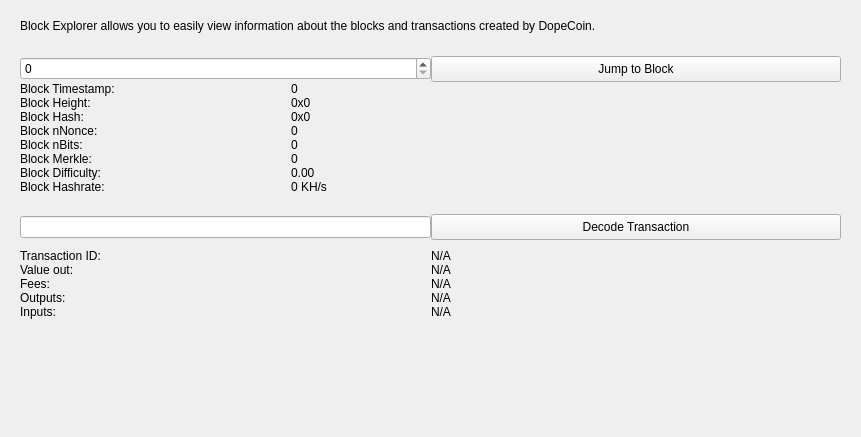
The window that src/qt/forms/blockbrowser.ui (dopecoin-dev/DopeCoinV3) describes before a commit, drawn with Qt 5.
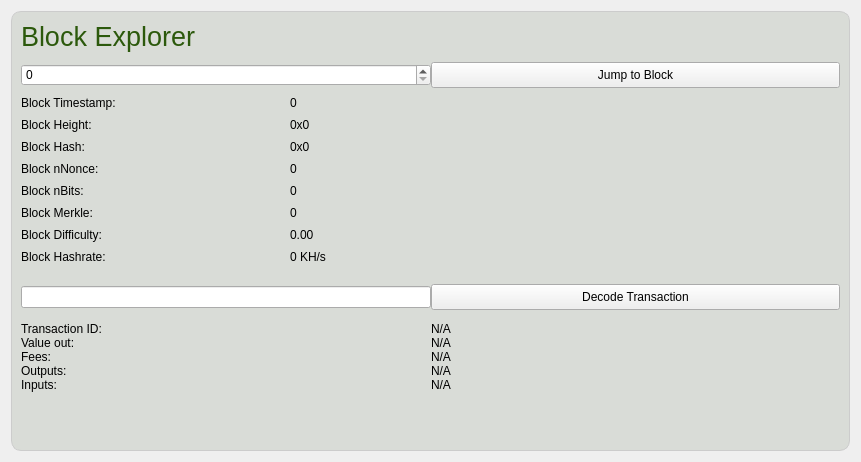
The same window after the commit.

Patch:
```diff
--- a/src/qt/forms/blockbrowser.ui
+++ b/src/qt/forms/blockbrowser.ui
@@ -13,7 +13,7 @@
     <x>0</x>
     <y>0</y>
     <width>861</width>
-    <height>437</height>
+    <height>447</height>
    </rect>
   </property>
   <property name="sizePolicy">
@@ -30,53 +30,281 @@
   </property>
   <layout class="QGridLayout" name="gridLayout">
    <item row="0" column="0">
-    <widget class="QWidget" name="blockHeaderContainer" native="true">
-     <layout class="QHBoxLayout" name="horizontalLayout_4">
-      <property name="spacing">
-       <number>7</number>
-      </property>
-      <property name="topMargin">
-       <number>5</number>
-      </property>
-      <property name="bottomMargin">
-       <number>5</number>
-      </property>
-      <item>
-       <widget class="QLabel" name="blockHeader">
-        <property name="text">
-         <string>Block Explorer allows you to easily view information about the blocks and transactions created by DopeCoin.</string>
-        </property>
-       </widget>
-      </item>
-      <item>
-       <spacer name="horizontalSpacer_2">
-        <property name="orientation">
-         <enum>Qt::Horizontal</enum>
-        </property>
-        <property name="sizeHint" stdset="0">
-         <size>
-          <width>40</width>
-          <height>20</height>
-         </size>
-        </property>
-       </spacer>
-      </item>
-     </layout>
-    </widget>
-   </item>
-   <item row="1" column="0">
-    <widget class="QWidget" name="blockContainer" native="true">
+    <widget class="QFrame" name="blockContainer">
+     <property name="sizePolicy">
+      <sizepolicy hsizetype="Preferred" vsizetype="Minimum">
+       <horstretch>0</horstretch>
+       <verstretch>0</verstretch>
+      </sizepolicy>
+     </property>
+     <property name="styleSheet">
+      <string notr="true">QFrame { border-radius:10px;background-color:#d9dcd7; border: 1px solid #ccc; }</string>
+     </property>
      <layout class="QGridLayout" name="gridLayout_6">
       <property name="spacing">
        <number>0</number>
       </property>
-      <item row="1" column="0" colspan="2">
+      <item row="3" column="1">
+       <widget class="QPushButton" name="blockButton">
+        <property name="sizePolicy">
+         <sizepolicy hsizetype="Minimum" vsizetype="Minimum">
+          <horstretch>0</horstretch>
+          <verstretch>0</verstretch>
+         </sizepolicy>
+        </property>
+        <property name="minimumSize">
+         <size>
+          <width>0</width>
+          <height>26</height>
+         </size>
+        </property>
+        <property name="text">
+         <string>Jump to Block</string>
+        </property>
+       </widget>
+      </item>
+      <item row="6" column="0">
+       <widget class="QLineEdit" name="txBox">
+        <property name="sizePolicy">
+         <sizepolicy hsizetype="Preferred" vsizetype="Fixed">
+          <horstretch>0</horstretch>
+          <verstretch>0</verstretch>
+         </sizepolicy>
+        </property>
+        <property name="minimumSize">
+         <size>
+          <width>131</width>
+          <height>0</height>
+         </size>
+        </property>
+        <property name="inputMask">
+         <string comment="Transaction ID" extracomment="Transaction ID"/>
+        </property>
+        <property name="placeholderText">
+         <string comment="Transaction ID" extracomment="Transaction ID"/>
+        </property>
+       </widget>
+      </item>
+      <item row="3" column="0">
+       <widget class="QSpinBox" name="heightBox">
+        <property name="sizePolicy">
+         <sizepolicy hsizetype="Minimum" vsizetype="Fixed">
+          <horstretch>0</horstretch>
+          <verstretch>0</verstretch>
+         </sizepolicy>
+        </property>
+        <property name="minimumSize">
+         <size>
+          <width>131</width>
+          <height>0</height>
+         </size>
+        </property>
+        <property name="maximum">
+         <number>99999999</number>
+        </property>
+       </widget>
+      </item>
+      <item row="5" column="0">
+       <spacer name="verticalSpacer">
+        <property name="orientation">
+         <enum>Qt::Vertical</enum>
+        </property>
+        <property name="sizeType">
+         <enum>QSizePolicy::Fixed</enum>
+        </property>
+        <property name="sizeHint" stdset="0">
+         <size>
+          <width>20</width>
+          <height>20</height>
+         </size>
+        </property>
+       </spacer>
+      </item>
+      <item row="8" column="0">
+       <spacer name="verticalSpacer_2">
+        <property name="orientation">
+         <enum>Qt::Vertical</enum>
+        </property>
+        <property name="sizeHint" stdset="0">
+         <size>
+          <width>20</width>
+          <height>40</height>
+         </size>
+        </property>
+       </spacer>
+      </item>
+      <item row="6" column="1">
+       <widget class="QPushButton" name="txButton">
+        <property name="sizePolicy">
+         <sizepolicy hsizetype="Minimum" vsizetype="Minimum">
+          <horstretch>0</horstretch>
+          <verstretch>0</verstretch>
+         </sizepolicy>
+        </property>
+        <property name="minimumSize">
+         <size>
+          <width>0</width>
+          <height>26</height>
+         </size>
+        </property>
+        <property name="text">
+         <string>Decode Transaction</string>
+        </property>
+       </widget>
+      </item>
+      <item row="7" column="0" colspan="2">
+       <layout class="QGridLayout" name="topgrid">
+        <property name="topMargin">
+         <number>12</number>
+        </property>
+        <property name="bottomMargin">
+         <number>9</number>
+        </property>
+        <item row="0" column="0">
+         <widget class="QLabel" name="txLabel">
+          <property name="styleSheet">
+           <string notr="true">QLabel { border: none;}</string>
+          </property>
+          <property name="text">
+           <string>Transaction ID:</string>
+          </property>
+         </widget>
+        </item>
+        <item row="0" column="1">
+         <widget class="QLabel" name="txID">
+          <property name="styleSheet">
+           <string notr="true">QLabel { border: none;}</string>
+          </property>
+          <property name="text">
+           <string>N/A</string>
+          </property>
+          <property name="textInteractionFlags">
+           <set>Qt::LinksAccessibleByMouse|Qt::TextSelectableByKeyboard|Qt::TextSelectableByMouse</set>
+          </property>
+         </widget>
+        </item>
+        <item row="1" column="0">
+         <widget class="QLabel" name="valueLabel">
+          <property name="styleSheet">
+           <string notr="true">QLabel { border: none;}</string>
+          </property>
+          <property name="text">
+           <string>Value out:</string>
+          </property>
+         </widget>
+        </item>
+        <item row="1" column="1">
+         <widget class="QLabel" name="valueBox">
+          <property name="styleSheet">
+           <string notr="true">QLabel { border: none;}</string>
+          </property>
+          <property name="text">
+           <string>N/A</string>
+          </property>
+          <property name="textInteractionFlags">
+           <set>Qt::LinksAccessibleByMouse|Qt::TextSelectableByKeyboard|Qt::TextSelectableByMouse</set>
+          </property>
+         </widget>
+        </item>
+        <item row="2" column="0">
+         <widget class="QLabel" name="feesLabel">
+          <property name="styleSheet">
+           <string notr="true">QLabel { border: none;}</string>
+          </property>
+          <property name="text">
+           <string>Fees:</string>
+          </property>
+         </widget>
+        </item>
+        <item row="4" column="1">
+         <widget class="QLabel" name="inputBox">
+          <property name="styleSheet">
+           <string notr="true">QLabel { border: none;}</string>
+          </property>
+          <property name="text">
+           <string>N/A</string>
+          </property>
+          <property name="alignment">
+           <set>Qt::AlignLeading|Qt::AlignLeft|Qt::AlignTop</set>
+          </property>
+          <property name="textInteractionFlags">
+           <set>Qt::LinksAccessibleByMouse|Qt::TextSelectableByKeyboard|Qt::TextSelectableByMouse</set>
+          </property>
+         </widget>
+        </item>
+        <item row="3" column="1">
+         <widget class="QLabel" name="outputBox">
+          <property name="styleSheet">
+           <string notr="true">QLabel { border: none;}</string>
+          </property>
+          <property name="text">
+           <string>N/A</string>
+          </property>
+          <property name="alignment">
+           <set>Qt::AlignLeading|Qt::AlignLeft|Qt::AlignTop</set>
+          </property>
+          <property name="textInteractionFlags">
+           <set>Qt::LinksAccessibleByMouse|Qt::TextSelectableByKeyboard|Qt::TextSelectableByMouse</set>
+          </property>
+         </widget>
+        </item>
+        <item row="4" column="0">
+         <widget class="QLabel" name="inputLabel">
+          <property name="styleSheet">
+           <string notr="true">QLabel { border: none;}</string>
+          </property>
+          <property name="text">
+           <string>Inputs:</string>
+          </property>
+          <property name="alignment">
+           <set>Qt::AlignLeading|Qt::AlignLeft|Qt::AlignTop</set>
+          </property>
+         </widget>
+        </item>
+        <item row="2" column="1">
+         <widget class="QLabel" name="feesBox">
+          <property name="styleSheet">
+           <string notr="true">QLabel { border: none;}</string>
+          </property>
+          <property name="lineWidth">
+           <number>0</number>
+          </property>
+          <property name="text">
+           <string>N/A</string>
+          </property>
+          <property name="textInteractionFlags">
+           <set>Qt::LinksAccessibleByMouse|Qt::TextSelectableByKeyboard|Qt::TextSelectableByMouse</set>
+          </property>
+         </widget>
+        </item>
+        <item row="3" column="0">
+         <widget class="QLabel" name="outputLabel">
+          <property name="styleSheet">
+           <string notr="true">QLabel { border: none;}</string>
+          </property>
+          <property name="text">
+           <string>Outputs:</string>
+          </property>
+          <property name="alignment">
+           <set>Qt::AlignLeading|Qt::AlignLeft|Qt::AlignTop</set>
+          </property>
+         </widget>
+        </item>
+       </layout>
+      </item>
+      <item row="4" column="0" colspan="2">
        <layout class="QGridLayout" name="bottomgrid">
         <property name="topMargin">
-         <number>0</number>
+         <number>8</number>
+        </property>
+        <property name="spacing">
+         <number>8</number>
         </property>
         <item row="0" column="0">
          <widget class="QLabel" name="timeLabel">
+          <property name="styleSheet">
+           <string notr="true">QLabel { border: none;}</string>
+          </property>
           <property name="text">
            <string>Block Timestamp:</string>
           </property>
@@ -90,6 +318,9 @@
             <height>0</height>
            </size>
           </property>
+          <property name="styleSheet">
+           <string notr="true">QLabel { border: none;}</string>
+          </property>
           <property name="text">
            <string>0</string>
           </property>
@@ -100,6 +331,9 @@
         </item>
         <item row="1" column="0">
          <widget class="QLabel" name="heightLabel_2">
+          <property name="styleSheet">
+           <string notr="true">QLabel { border: none;}</string>
+          </property>
           <property name="text">
            <string>Block Height:</string>
           </property>
@@ -122,6 +356,9 @@
             <height>0</height>
            </size>
           </property>
+          <property name="styleSheet">
+           <string notr="true">QLabel { border: none;}</string>
+          </property>
           <property name="text">
            <string>0x0</string>
           </property>
@@ -132,6 +369,9 @@
         </item>
         <item row="2" column="0">
          <widget class="QLabel" name="hashLabel">
+          <property name="styleSheet">
+           <string notr="true">QLabel { border: none;}</string>
+          </property>
           <property name="text">
            <string>Block Hash:</string>
           </property>
@@ -139,6 +379,9 @@
         </item>
         <item row="7" column="0">
          <widget class="QLabel" name="pawLabel">
+          <property name="styleSheet">
+           <string notr="true">QLabel { border: none;}</string>
+          </property>
           <property name="text">
            <string>Block Hashrate:</string>
           </property>
@@ -146,6 +389,9 @@
         </item>
         <item row="4" column="1">
          <widget class="QLabel" name="bitsBox">
+          <property name="styleSheet">
+           <string notr="true">QLabel { border: none;}</string>
+          </property>
           <property name="text">
            <string>0</string>
           </property>
@@ -156,6 +402,9 @@
         </item>
         <item row="7" column="1">
          <widget class="QLabel" name="pawBox">
+          <property name="styleSheet">
+           <string notr="true">QLabel { border: none;}</string>
+          </property>
           <property name="text">
            <string>0 KH/s</string>
           </property>
@@ -166,6 +415,9 @@
         </item>
         <item row="3" column="1">
          <widget class="QLabel" name="nonceBox">
+          <property name="styleSheet">
+           <string notr="true">QLabel { border: none;}</string>
+          </property>
           <property name="text">
            <string>0</string>
           </property>
@@ -176,6 +428,9 @@
         </item>
         <item row="5" column="1">
          <widget class="QLabel" name="timeBox">
+          <property name="styleSheet">
+           <string notr="true">QLabel { border: none;}</string>
+          </property>
           <property name="text">
            <string>0</string>
           </property>
@@ -186,6 +441,9 @@
         </item>
         <item row="5" column="0">
          <widget class="QLabel" name="merkleLabel">
+          <property name="styleSheet">
+           <string notr="true">QLabel { border: none;}</string>
+          </property>
           <property name="text">
            <string>Block Merkle:</string>
           </property>
@@ -193,6 +451,9 @@
         </item>
         <item row="6" column="0">
          <widget class="QLabel" name="hardLabel">
+          <property name="styleSheet">
+           <string notr="true">QLabel { border: none;}</string>
+          </property>
           <property name="text">
            <string>Block Difficulty:</string>
           </property>
@@ -200,6 +461,9 @@
         </item>
         <item row="3" column="0">
          <widget class="QLabel" name="nonceLabel">
+          <property name="styleSheet">
+           <string notr="true">QLabel { border: none;}</string>
+          </property>
           <property name="text">
            <string>Block nNonce:</string>
           </property>
@@ -213,6 +477,9 @@
             <height>0</height>
            </size>
           </property>
+          <property name="styleSheet">
+           <string notr="true">QLabel { border: none;}</string>
+          </property>
           <property name="text">
            <string>0x0</string>
           </property>
@@ -223,6 +490,9 @@
         </item>
         <item row="4" column="0">
          <widget class="QLabel" name="bitsLabel">
+          <property name="styleSheet">
+           <string notr="true">QLabel { border: none;}</string>
+          </property>
           <property name="text">
            <string>Block nBits:</string>
           </property>
@@ -230,6 +500,9 @@
         </item>
         <item row="6" column="1">
          <widget class="QLabel" name="hardBox">
+          <property name="styleSheet">
+           <string notr="true">QLabel { border: none;}</string>
+          </property>
           <property name="text">
            <string>0.00</string>
           </property>
@@ -240,216 +513,28 @@
         </item>
        </layout>
       </item>
-      <item row="0" column="1">
-       <widget class="QPushButton" name="blockButton">
-        <property name="sizePolicy">
-         <sizepolicy hsizetype="Minimum" vsizetype="Minimum">
-          <horstretch>0</horstretch>
-          <verstretch>0</verstretch>
-         </sizepolicy>
-        </property>
-        <property name="minimumSize">
-         <size>
-          <width>0</width>
-          <height>26</height>
-         </size>
-        </property>
-        <property name="text">
-         <string>Jump to Block</string>
-        </property>
-       </widget>
-      </item>
-      <item row="3" column="0">
-       <widget class="QLineEdit" name="txBox">
-        <property name="sizePolicy">
-         <sizepolicy hsizetype="Preferred" vsizetype="Fixed">
-          <horstretch>0</horstretch>
-          <verstretch>0</verstretch>
-         </sizepolicy>
-        </property>
-        <property name="minimumSize">
-         <size>
-          <width>131</width>
-          <height>0</height>
-         </size>
-        </property>
-        <property name="inputMask">
-         <string comment="Transaction ID" extracomment="Transaction ID"/>
-        </property>
-        <property name="placeholderText">
-         <string comment="Transaction ID" extracomment="Transaction ID"/>
-        </property>
-       </widget>
-      </item>
-      <item row="0" column="0">
-       <widget class="QSpinBox" name="heightBox">
-        <property name="sizePolicy">
-         <sizepolicy hsizetype="Minimum" vsizetype="Fixed">
-          <horstretch>0</horstretch>
-          <verstretch>0</verstretch>
-         </sizepolicy>
-        </property>
-        <property name="minimumSize">
-         <size>
-          <width>131</width>
-          <height>0</height>
-         </size>
-        </property>
-        <property name="maximum">
-         <number>99999999</number>
-        </property>
-       </widget>
-      </item>
-      <item row="3" column="1">
-       <widget class="QPushButton" name="txButton">
-        <property name="sizePolicy">
-         <sizepolicy hsizetype="Minimum" vsizetype="Minimum">
-          <horstretch>0</horstretch>
-          <verstretch>0</verstretch>
-         </sizepolicy>
-        </property>
-        <property name="minimumSize">
-         <size>
-          <width>0</width>
-          <height>26</height>
-         </size>
-        </property>
-        <property name="text">
-         <string>Decode Transaction</string>
-        </property>
-       </widget>
-      </item>
-      <item row="5" column="0">
-       <spacer name="verticalSpacer_2">
-        <property name="orientation">
-         <enum>Qt::Vertical</enum>
-        </property>
-        <property name="sizeHint" stdset="0">
-         <size>
-          <width>20</width>
-          <height>40</height>
-         </size>
-        </property>
-       </spacer>
-      </item>
       <item row="2" column="0">
-       <spacer name="verticalSpacer">
-        <property name="orientation">
-         <enum>Qt::Vertical</enum>
-        </property>
-        <property name="sizeType">
-         <enum>QSizePolicy::Fixed</enum>
-        </property>
-        <property name="sizeHint" stdset="0">
-         <size>
-          <width>20</width>
-          <height>20</height>
-         </size>
-        </property>
-       </spacer>
-      </item>
-      <item row="4" column="0" colspan="2">
-       <layout class="QGridLayout" name="topgrid">
+       <layout class="QHBoxLayout" name="horizontalLayout">
         <property name="topMargin">
-         <number>9</number>
+         <number>0</number>
         </property>
         <property name="bottomMargin">
-         <number>9</number>
+         <number>10</number>
         </property>
-        <item row="0" column="0">
-         <widget class="QLabel" name="txLabel">
-          <property name="text">
-           <string>Transaction ID:</string>
+        <item>
+         <widget class="QLabel" name="blockHeader">
+          <property name="font">
+           <font>
+            <pointsize>20</pointsize>
+            <weight>50</weight>
+            <bold>false</bold>
+           </font>
           </property>
-         </widget>
-        </item>
-        <item row="0" column="1">
-         <widget class="QLabel" name="txID">
-          <property name="text">
-           <string>N/A</string>
+          <property name="styleSheet">
+           <string notr="true">QLabel { color: #2C590C; border: none;}</string>
           </property>
-          <property name="textInteractionFlags">
-            <set>Qt::LinksAccessibleByMouse|Qt::TextSelectableByKeyboard|Qt::TextSelectableByMouse</set>
-          </property>
-         </widget>
-        </item>
-        <item row="1" column="0">
-         <widget class="QLabel" name="valueLabel">
           <property name="text">
-           <string>Value out:</string>
-          </property>
-         </widget>
-        </item>
-        <item row="1" column="1">
-         <widget class="QLabel" name="valueBox">
-          <property name="text">
-           <string>N/A</string>
-          </property>
-          <property name="textInteractionFlags">
-            <set>Qt::LinksAccessibleByMouse|Qt::TextSelectableByKeyboard|Qt::TextSelectableByMouse</set>
-          </property>
-         </widget>
-        </item>
-        <item row="2" column="0">
-         <widget class="QLabel" name="feesLabel">
-          <property name="text">
-           <string>Fees:</string>
-          </property>
-         </widget>
-        </item>
-        <item row="4" column="1">
-         <widget class="QLabel" name="inputBox">
-          <property name="text">
-           <string>N/A</string>
-          </property>
-          <property name="textInteractionFlags">
-            <set>Qt::LinksAccessibleByMouse|Qt::TextSelectableByKeyboard|Qt::TextSelectableByMouse</set>
-          </property>
-          <property name="alignment">
-           <set>Qt::AlignLeading|Qt::AlignLeft|Qt::AlignTop</set>
-          </property>
-         </widget>
-        </item>
-        <item row="3" column="1">
-         <widget class="QLabel" name="outputBox">
-          <property name="text">
-           <string>N/A</string>
-          </property>
-          <property name="alignment">
-           <set>Qt::AlignLeading|Qt::AlignLeft|Qt::AlignTop</set>
-          </property>
-          <property name="textInteractionFlags">
-            <set>Qt::LinksAccessibleByMouse|Qt::TextSelectableByKeyboard|Qt::TextSelectableByMouse</set>
-          </property>
-         </widget>
-        </item>
-        <item row="4" column="0">
-         <widget class="QLabel" name="inputLabel">
-          <property name="text">
-           <string>Inputs:</string>
-          </property>
-          <property name="alignment">
-           <set>Qt::AlignLeading|Qt::AlignLeft|Qt::AlignTop</set>
-          </property>
-         </widget>
-        </item>
-        <item row="2" column="1">
-         <widget class="QLabel" name="feesBox">
-          <property name="text">
-           <string>N/A</string>
-          </property>
-          <property name="textInteractionFlags">
-            <set>Qt::LinksAccessibleByMouse|Qt::TextSelectableByKeyboard|Qt::TextSelectableByMouse</set>
-          </property>
-         </widget>
-        </item>
-        <item row="3" column="0">
-         <widget class="QLabel" name="outputLabel">
-          <property name="text">
-           <string>Outputs:</string>
-          </property>
-          <property name="alignment">
-           <set>Qt::AlignLeading|Qt::AlignLeft|Qt::AlignTop</set>
+           <string>Block Explorer</string>
           </property>
          </widget>
         </item>
```
Left out of the diff: 17 changed lines with no effect on the pictures.
